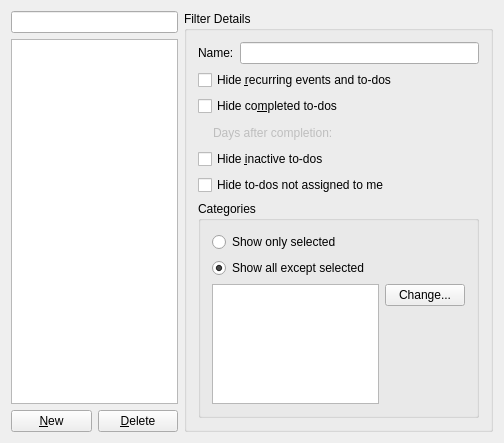
First picture: the form in filteredit_base.ui, repository KDE/korganizer, before the edit.
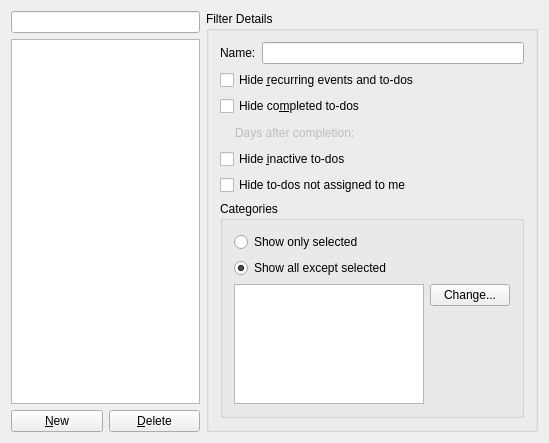
Second picture: the form after the edit. Custom widgets are drawn as their Qt base class.

Commit message: Fix buddies and tab order

What changed in the file:
```diff
--- a/filteredit_base.ui
+++ b/filteredit_base.ui
@@ -6,7 +6,7 @@
    <rect>
     <x>0</x>
     <y>0</y>
-    <width>504</width>
+    <width>549</width>
     <height>443</height>
    </rect>
   </property>
```
Left out of the diff: 27 changed lines with no effect on the pictures. The commit also changes 1 other file.
